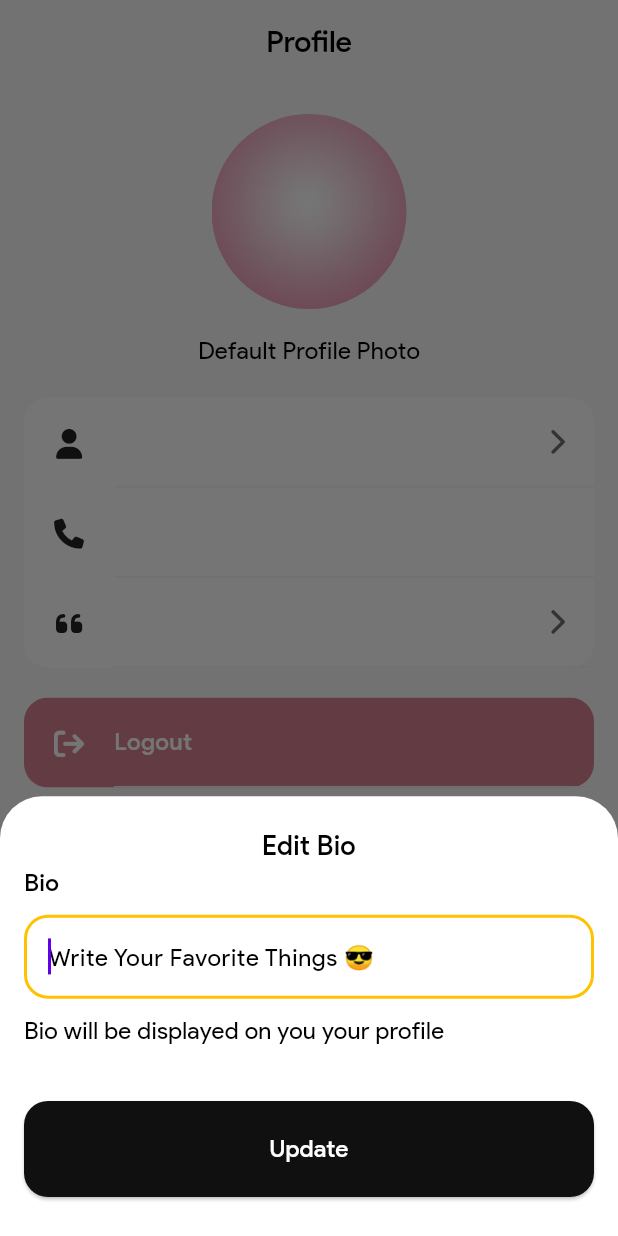
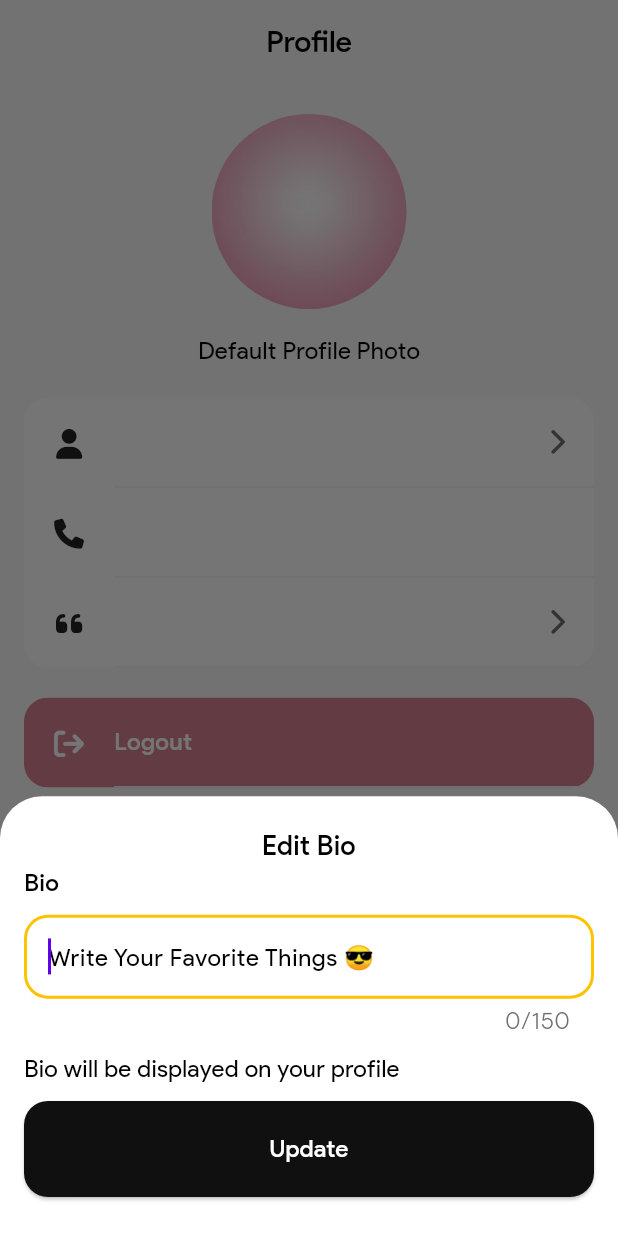
Before and after one commit to nandah4/rechap, a Flutter app: the ProfileScreen screen opened by its route, after a tap on an icon or button, on a phone screen of 412 x 824 dp. Run offline on Flutter 3.47's test engine with Material 3 defaults, Android fonts, the phone set to English and light mode, and no system bars; our stand-ins replace cloud_firestore, country_picker, firebase_auth, firebase_core, flutter_hooks, flutter_otp_text_field and 4 more; accounts and stored records are empty.

Commit message:
feat: update user profile

```diff
--- a/lib/domain/repositories/user_repository.dart
+++ b/lib/domain/repositories/user_repository.dart
@@ -1,9 +1,9 @@
-import 'package:rechap/data/model/user_model.dart';
 import 'package:rechap/domain/entities/user_entity.dart';
 import 'package:rechap/domain/common/result.dart';
 
 abstract class UserRepository {
   Future<Result<void>> createUser(UserEntity data);
+  Future<Result<void>> updateUser(Map<String, dynamic> fields);
   Future<Result<UserEntity>> getPhoneNumberAvailable(String data);
   Future<Result<UserEntity>> getCurrentUser();
 }
--- a/lib/routing/router.dart
+++ b/lib/routing/router.dart
@@ -1,10 +1,10 @@
 import 'package:go_router/go_router.dart';
 import 'package:rechap/data/providers/firebase_providers.dart';
 import 'package:rechap/routing/go_router_listenable.dart';
-import 'package:rechap/ui/auth/widgets/login_screen.dart';
-import 'package:rechap/ui/auth/widgets/verification_otp_screen.dart';
+import 'package:rechap/ui/auth/login_screen.dart';
+import 'package:rechap/ui/auth/verification_otp_screen.dart';
 import 'package:rechap/ui/chat-list/widgets/chat_list_screen.dart';
-import 'package:rechap/ui/onboard/widget/onboard_screen.dart';
+import 'package:rechap/ui/onboard/onboard_screen.dart';
 import 'package:rechap/ui/profile/profile_screen.dart';
 import 'package:flutter_riverpod/flutter_riverpod.dart';
 
--- a/lib/ui/profile/form/edit_field_type.dart
+++ b/lib/ui/profile/models/edit_field_config.dart
@@ -1,10 +1,12 @@
 import 'package:flutter/material.dart';
 
+/// Field types for profile edit modals
 enum EditFieldType { name, bio }
 
+/// Configuration for field edit modal
 typedef Validator = String? Function(String value);
 
-class EditModalBottomSingle {
+class EditFieldConfig {
   final String title;
   final String label;
   final String description;
@@ -13,7 +15,7 @@ class EditModalBottomSingle {
   final TextInputType type;
   final Validator validator;
 
-  EditModalBottomSingle({
+  const EditFieldConfig({
     required this.title,
     required this.label,
     required this.description,
@@ -24,8 +26,9 @@ class EditModalBottomSingle {
   });
 }
 
-final editModalBottomSingleConfig = <EditFieldType, EditModalBottomSingle>{
-  EditFieldType.name: EditModalBottomSingle(
+/// Configuration map for each edit field type
+final editFieldConfigs = <EditFieldType, EditFieldConfig>{
+  EditFieldType.name: EditFieldConfig(
     title: "Edit Name",
     label: "Name",
     description: "Update the name displayed on your profile.",
@@ -33,13 +36,14 @@ final editModalBottomSingleConfig = <EditFieldType, EditModalBottomSingle>{
     type: TextInputType.name,
     validator: (value) {
       if (value.isEmpty) return "Name is required";
+      if (value.length < 2) return "Name must be at least 2 characters";
       return null;
     },
   ),
-  EditFieldType.bio: EditModalBottomSingle(
+  EditFieldType.bio: EditFieldConfig(
     title: "Edit Bio",
     label: "Bio",
-    description: "Bio will be displayed on you your profile",
+    description: "Bio will be displayed on your profile",
     hintText: "Write Your Favorite Things 😎",
     maxLength: 150,
     type: TextInputType.text,
--- a/lib/ui/profile/profile_screen.dart
+++ b/lib/ui/profile/profile_screen.dart
@@ -4,13 +4,42 @@ import 'package:icons_plus/icons_plus.dart';
 import 'package:rechap/ui/core/themes/app_dimens.dart';
 import 'package:rechap/ui/core/themes/app_palette.dart';
 import 'package:rechap/ui/core/themes/app_typography.dart';
-import 'package:rechap/ui/profile/form/edit_field_type.dart';
+import 'package:rechap/ui/profile/models/edit_field_config.dart';
 import 'package:rechap/ui/profile/view_models/profile_view_model.dart';
 import 'package:rechap/ui/profile/widgets/edit_field_modal_bottom.dart';
 import 'package:rechap/ui/profile/widgets/profile_field_tile.dart';
 
 class ProfileScreen extends ConsumerWidget {
   const ProfileScreen({super.key});
+
+  /// Opens edit modal for a specific field
+  Future<void> _openEditModal({
+    required BuildContext context,
+    required EditFieldType fieldType,
+    required String? initialValue,
+    required WidgetRef ref,
+  }) async {
+    final result = await showModalBottomSheet<Map<EditFieldType, String>>(
+      isScrollControlled: true,
+      context: context,
+      builder: (_) => EditFieldModalBottom(
+        fieldType: fieldType,
+        initialValue: initialValue,
+      ),
+    );
+
+    if (result != null && context.mounted) {
+      final EditFieldType fieldType = result.keys.first;
+      final String value = result.values.first;
+
+      await ref.read(profileProvider.notifier).updateProfile(fieldType, value);
+    }
+
+    // TODO: User will implement update logic here
+    // if (result != null && context.mounted) {
+    //   await ref.read(profileProvider.notifier).updateField(fieldType, result);
+    // }
+  }
 
   @override
   Widget build(BuildContext context, WidgetRef ref) {
@@ -28,16 +57,38 @@ class ProfileScreen extends ConsumerWidget {
         centerTitle: true,
       ),
       body: profileData.when(
-        data: (user) {
+        data: (user) => _buildProfileContent(context, ref, user),
+        error: (error, stack) => _buildErrorState(context, ref, error),
+        loading: () => _buildLoadingState(),
+      ),
+    );
+  }
+
+  Widget _buildProfileContent(BuildContext context, WidgetRef ref, user) {
     return Padding(
-            padding: EdgeInsetsGeometry.symmetric(horizontal: kSpacing16),
+      padding: const EdgeInsets.symmetric(horizontal: kSpacing16),
       child: Column(
         children: [
           const SizedBox(height: kSpacing20),
 
-                // Row profile photo
-                Row(
-                  mainAxisAlignment: .center,
+          // Profile Photo Section
+          _buildProfilePhoto(context),
+          const SizedBox(height: kSpacing20),
+
+          // Profile Fields Section
+          _buildProfileFields(context, user, ref),
+          const SizedBox(height: kSpacing20),
+
+          // Logout Button
+          _buildLogoutButton(context, ref),
+        ],
+      ),
+    );
+  }
+
+  Widget _buildProfilePhoto(BuildContext context) {
+    return Row(
+      mainAxisAlignment: MainAxisAlignment.center,
       children: [
         Column(
           children: [
@@ -52,81 +103,60 @@ class ProfileScreen extends ConsumerWidget {
               ),
             ),
             const SizedBox(height: kSpacing16),
-                        Text(
-                          "Default Profile Photo",
-                          style: kDescription(context),
-                        ),
+            Text("Default Profile Photo", style: kDescription(context)),
           ],
         ),
       ],
-                ),
-                const SizedBox(height: kSpacing20),
+    );
+  }
 
-                //
-                Container(
+  Widget _buildProfileFields(BuildContext context, user, WidgetRef ref) {
+    return Container(
       decoration: BoxDecoration(
         borderRadius: BorderRadius.circular(kRadius16),
         color: Theme.of(context).colorScheme.surface,
       ),
       child: Column(
-                    crossAxisAlignment: .start,
+        crossAxisAlignment: CrossAxisAlignment.start,
         children: [
+          // Username field
           ProfileFieldTile(
-                        onTap: () async {
-                          final callResult = await showModalBottomSheet(
-                            isScrollControlled: true,
+            onTap: () => _openEditModal(
               context: context,
-                            builder: (ctx) {
-                              return EditFieldModalBottom(
               fieldType: EditFieldType.name,
               initialValue: user.username,
-                              );
-                            },
-                          );
-                        },
+              ref: ref,
+            ),
             enables: true,
             initialValue: user.username,
             iconTile: FontAwesome.user,
           ),
+          // Phone number field (read-only)
           ProfileFieldTile(
-                        onTap: () async {
-                          final callResult = await showModalBottomSheet(
-                            isScrollControlled: true,
-                            context: context,
-                            builder: (ctx) {
-                              return EditFieldModalBottom(
-                                fieldType: EditFieldType.name,
-                                initialValue: user.phoneNumber,
-                              );
-                            },
-                          );
-                        },
+            onTap: () {}, // No action - read only
             enables: false,
             initialValue: user.phoneNumber,
             iconTile: FontAwesome.phone_solid,
           ),
+          // Bio field
           ProfileFieldTile(
-                        onTap: () async {
-                          final callResult = await showModalBottomSheet(
-                            isScrollControlled: true,
+            onTap: () => _openEditModal(
               context: context,
-                            builder: (ctx) {
-                              return EditFieldModalBottom(
               fieldType: EditFieldType.bio,
               initialValue: user.bio,
-                              );
-                            },
-                          );
-                        },
+              ref: ref,
+            ),
             enables: true,
             initialValue: user.bio,
             iconTile: FontAwesome.quote_left_solid,
           ),
         ],
       ),
-                ),
-                const SizedBox(height: kSpacing20),
-                Material(
+    );
+  }
+
+  Widget _buildLogoutButton(BuildContext context, WidgetRef ref) {
+    return Material(
       borderRadius: BorderRadius.circular(kRadius16),
       child: Ink(
         decoration: BoxDecoration(
@@ -142,14 +172,12 @@ class ProfileScreen extends ConsumerWidget {
               color: AppPallete.error,
             ),
           ),
-                      onTap: () {},
+          onTap: () => _showLogoutConfirmation(context, ref),
           borderRadius: BorderRadius.circular(kRadius16),
           child: Row(
             children: [
               Padding(
-                            padding: EdgeInsetsGeometry.symmetric(
-                              horizontal: kSpacing20,
-                            ),
+                padding: const EdgeInsets.symmetric(horizontal: kSpacing20),
                 child: Icon(
                   FontAwesome.arrow_right_from_bracket_solid,
                   size: kFontSize20,
@@ -158,9 +186,7 @@ class ProfileScreen extends ConsumerWidget {
               ),
               Expanded(
                 child: Container(
-                              padding: EdgeInsets.symmetric(
-                                vertical: kSpacing18,
-                              ),
+                  padding: const EdgeInsets.symmetric(vertical: kSpacing18),
                   decoration: BoxDecoration(
                     border: Border(
                       bottom: BorderSide(
@@ -185,14 +211,65 @@ class ProfileScreen extends ConsumerWidget {
           ),
         ),
       ),
+    );
+  }
+
+  void _showLogoutConfirmation(BuildContext context, WidgetRef ref) {
+    showDialog(
+      context: context,
+      builder: (ctx) => AlertDialog(
+        title: const Text("Logout"),
+        content: const Text("Are you sure you want to logout?"),
+        actions: [
+          TextButton(
+            onPressed: () => Navigator.pop(ctx),
+            child: const Text("Cancel"),
+          ),
+          TextButton(
+            onPressed: () {
+              // Navigator.pop(ctx);
+              // ref.read(profileProvider.notifier).logout();
+            },
+            child: Text("Logout", style: TextStyle(color: AppPallete.error)),
           ),
         ],
       ),
     );
-        },
-        error: (error, stack) => Text("Error"),
-        loading: () => CircularProgressIndicator(),
+  }
+
+  Widget _buildErrorState(BuildContext context, WidgetRef ref, Object error) {
+    return Center(
+      child: Padding(
+        padding: const EdgeInsets.all(kSpacing24),
+        child: Column(
+          mainAxisAlignment: MainAxisAlignment.center,
+          children: [
+            Icon(Icons.error_outline, size: 64, color: AppPallete.error),
+            const SizedBox(height: kSpacing16),
+            Text(
+              "Failed to load profile",
+              style: kLabelProfile(context),
+              textAlign: TextAlign.center,
+            ),
+            const SizedBox(height: kSpacing8),
+            Text(
+              error.toString(),
+              style: kDescription(context),
+              textAlign: TextAlign.center,
+            ),
+            const SizedBox(height: kSpacing24),
+            ElevatedButton.icon(
+              onPressed: () => ref.read(profileProvider.notifier).refresh(),
+              icon: const Icon(Icons.refresh),
+              label: const Text("Try Again"),
+            ),
+          ],
+        ),
       ),
     );
   }
+
+  Widget _buildLoadingState() {
+    return const Center(child: CircularProgressIndicator());
   }
+}
--- a/lib/ui/profile/widgets/edit_field_modal_bottom.dart
+++ b/lib/ui/profile/widgets/edit_field_modal_bottom.dart
@@ -3,7 +3,7 @@ import 'package:rechap/ui/core/themes/app_dimens.dart';
 import 'package:rechap/ui/core/themes/app_palette.dart';
 import 'package:rechap/ui/core/themes/app_typography.dart';
 import 'package:rechap/ui/core/ui/button_primary_shared.dart';
-import 'package:rechap/ui/profile/form/edit_field_type.dart';
+import 'package:rechap/ui/profile/models/edit_field_config.dart';
 
 class EditFieldModalBottom extends StatefulWidget {
   final EditFieldType fieldType;
@@ -16,15 +16,14 @@ class EditFieldModalBottom extends StatefulWidget {
   });
 
   @override
-  createState() => _EditFieldModalBottom();
+  createState() => _EditFieldModalBottomState();
 }
 
-class _EditFieldModalBottom extends State<EditFieldModalBottom> {
+class _EditFieldModalBottomState extends State<EditFieldModalBottom> {
   late final TextEditingController _controller;
   String? _errorField;
 
-  EditModalBottomSingle get config =>
-      editModalBottomSingleConfig[widget.fieldType]!;
+  EditFieldConfig get config => editFieldConfigs[widget.fieldType]!;
 
   @override
   void initState() {
@@ -39,22 +38,22 @@ class _EditFieldModalBottom extends State<EditFieldModalBottom> {
   }
 
   void _submit(String value) {
-    final isValueValid = config.validator(value);
+    final validationError = config.validator(value);
 
-    if (isValueValid != null) {
+    if (validationError != null) {
       setState(() {
-        _errorField = isValueValid;
+        _errorField = validationError;
       });
       return;
     }
 
-    Navigator.pop(context, value);
+    Navigator.pop(context, {widget.fieldType: value});
   }
 
   @override
   Widget build(BuildContext context) {
     return SingleChildScrollView(
-      padding: .only(
+      padding: EdgeInsets.only(
         top: kSpacing20,
         left: kSpacing16,
         right: kSpacing16,
@@ -67,11 +66,11 @@ class _EditFieldModalBottom extends State<EditFieldModalBottom> {
             Text(
               config.title,
               style: kLabelProfile(context),
-              textAlign: .center,
+              textAlign: TextAlign.center,
             ),
             Expanded(
               child: Column(
-                crossAxisAlignment: .start,
+                crossAxisAlignment: CrossAxisAlignment.start,
                 children: [
                   Text(
                     config.label,
@@ -82,6 +81,8 @@ class _EditFieldModalBottom extends State<EditFieldModalBottom> {
                   TextField(
                     controller: _controller,
                     autofocus: true,
+                    maxLength: config.maxLength,
+                    keyboardType: config.type,
                     decoration: InputDecoration(
                       errorText: _errorField,
                       errorStyle: kDescription(
```
Also changed, not shown: lib/data/repositories/user_repository_impl.dart (+20 -1 lines), lib/domain/entities/user_entity.dart (+15 -1 lines), lib/domain/usecase/user_usecase.dart (+10 -0 lines), lib/ui/profile/view_models/profile_view_model.dart (+31 -8 lines), lib/ui/auth/login_screen.dart (renamed from lib/ui/auth/widgets/login_screen.dart), lib/ui/auth/verification_otp_screen.dart (renamed from lib/ui/auth/widgets/verification_otp_screen.dart), lib/ui/onboard/onboard_screen.dart (renamed from lib/ui/onboard/widget/onboard_screen.dart). Lines whose indentation alone changed are shown as unchanged.
